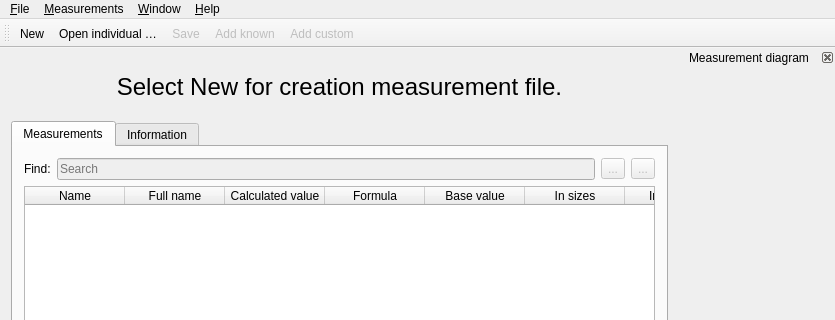
First picture: the form in src/app/tape/tmainwindow.ui, repository OpnTec/fashionmaker, before the edit; both pictures show x 0 to 835 and y 0 to 320 of the 835 by 726 pixel window.
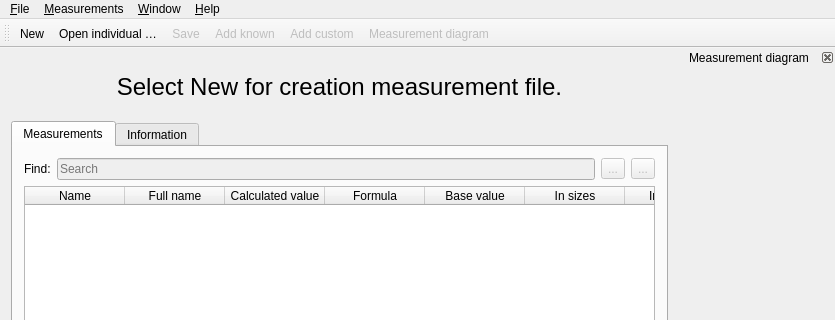
Second picture: the form after the edit. Icons and pictures are not drawn. Custom widgets are drawn as their Qt base class.

Commit message:
Move the measurement diagram action to the ui file.
branch : develop

The edit to the form file:
```diff
--- a/src/app/tape/tmainwindow.ui
+++ b/src/app/tape/tmainwindow.ui
@@ -914,6 +914,7 @@
    <addaction name="actionSave"/>
    <addaction name="actionAddKnown"/>
    <addaction name="actionAddCustom"/>
+   <addaction name="actionMeasurementDiagram"/>
   </widget>
   <widget class="QStatusBar" name="statusBar"/>
   <widget class="QToolBar" name="toolBarGradation">
@@ -1206,6 +1207,21 @@
     <string>Import from CSV</string>
    </property>
   </action>
+  <action name="actionMeasurementDiagram">
+   <property name="checkable">
+    <bool>true</bool>
+   </property>
+   <property name="enabled">
+    <bool>false</bool>
+   </property>
+   <property name="icon">
+    <iconset resource="share/resources/tapeicon.qrc">
+     <normaloff>:/tapeicon/24x24/mannequin.png</normaloff>:/tapeicon/24x24/mannequin.png</iconset>
+   </property>
+   <property name="text">
+    <string>Measurement diagram</string>
+   </property>
+  </action>
  </widget>
  <layoutdefault spacing="6" margin="11"/>
  <customwidgets>
```
Left out of the diff: 22 changed lines with no effect on the pictures. The commit also changes 1 other file.
